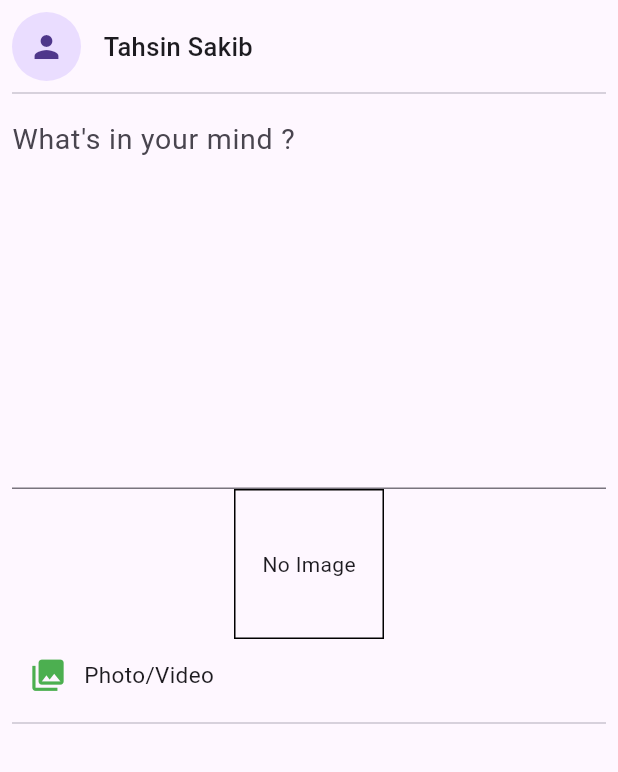
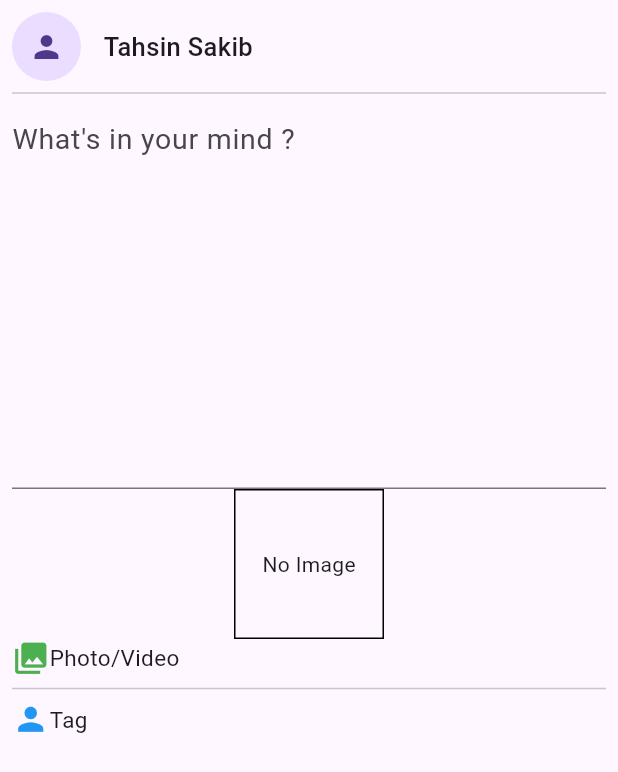
Before and after one commit to ZIT-Flutter/Social_Media_App, a Flutter app: the NewPostContainer widget shown alone on an empty page, opened directly, on a phone screen of 412 x 824 dp. Shown: the top 772 px of the screen. Run offline on Flutter 3.47's test engine with Material 3 defaults, Android fonts, the phone set to English and light mode, and no system bars; our stand-ins replace cached_network_image, cloud_firestore, firebase_core, image_picker, material_design_icons_flutter; accounts and stored records are empty; network calls fail.

Commit message:
Class 8 Update

```diff
--- a/Class_8/lib/homepage.dart
+++ b/Class_8/lib/homepage.dart
@@ -10,6 +10,7 @@ import 'models/post_model.dart';
 import 'widgets/circle_button.dart';
 import 'widgets/create_post_container.dart';
 import 'widgets/post_container.dart';
+// ignore: unused_import
 import 'widgets/rooms.dart';
 
 class HomePage extends StatefulWidget {
--- a/Class_8/lib/widgets/create_post_container.dart
+++ b/Class_8/lib/widgets/create_post_container.dart
@@ -1,5 +1,5 @@
 import 'package:flutter/material.dart';
-import 'package:social_media_app/widgets/new_post_container.dart';
+import 'package:social_media_app/widgets/new_post/new_post_container.dart';
 
 import '../models/user_model.dart';
 import 'profile_avatar.dart';
--- a/Class_8/lib/widgets/new_post_container.dart
+++ b/Class_8/lib/widgets/new_post/new_post_container.dart
@@ -1,6 +1,8 @@
 import 'dart:io';
 
 import 'package:flutter/material.dart';
+import 'package:image_picker/image_picker.dart';
+import 'package:social_media_app/widgets/new_post/post_card.dart';
 
 class NewPostContainer extends StatefulWidget {
   const NewPostContainer({super.key});
@@ -70,31 +72,39 @@ class _NewPostContainerState extends State<NewPostContainer> {
                               fit: BoxFit.cover)
                           : null),
                   child: imagefile == null
-                      ? const Center(child: Text('No Image'))
+                      ? const Center(
+                          child: Text('No Image'),
+                        )
                       : null,
                 ),
-                const card(
-                    icontitle: "Photo/Video",
-                    selectephoto: Icons.photo_library,
-                    iconcolor: Colors.green),
+                PostCard(
+                  icontitle: "Photo/Video",
+                  selectephoto: Icons.photo_library,
+                  iconcolor: Colors.green,
+                  onClick: () async {
+                    imagefile = await pickImage();
+
+                    setState(() {});
+                  },
+                ),
                 const Divider(),
-                const card(
-                    icontitle: "Photo/Video",
+                const PostCard(
+                    icontitle: "Tag",
                     selectephoto: Icons.person,
                     iconcolor: Colors.blue),
                 const Divider(),
-                const card(
-                    icontitle: "Photo/Video",
+                const PostCard(
+                    icontitle: "Location",
                     selectephoto: Icons.location_on,
                     iconcolor: Colors.red),
                 const Divider(),
-                const card(
-                    icontitle: "Photo/Video",
+                const PostCard(
+                    icontitle: "Feelings",
                     selectephoto: Icons.sentiment_satisfied,
                     iconcolor: Colors.amber),
                 const Divider(),
-                const card(
-                    icontitle: "Photo/Video",
+                const PostCard(
+                    icontitle: "Camera",
                     selectephoto: Icons.video_call,
                     iconcolor: Color.fromARGB(255, 250, 52, 38)),
                 const Divider(),
@@ -110,35 +120,15 @@ class _NewPostContainerState extends State<NewPostContainer> {
       ),
     );
   }
-}
 
-class card extends StatelessWidget {
-  final IconData selectephoto;
-  final String icontitle;
-  final Color iconcolor;
-  const card({
-    super.key,
-    required this.icontitle,
-    required this.selectephoto,
-    required this.iconcolor,
-  });
+  Future<File?> pickImage() async {
+    // final picker = ImagePicker();
 
-  @override
-  Widget build(BuildContext context) {
-    return Row(
-      children: [
-        IconButton(
-            onPressed: () {},
-            icon: Icon(
-              selectephoto,
-              color: iconcolor,
-              size: 25,
-            )),
-        Text(
-          icontitle,
-          style: const TextStyle(fontSize: 15),
-        ),
-      ],
-    );
+    final pickedImage =
+        await ImagePicker().pickImage(source: ImageSource.gallery);
+    if (pickedImage != null) {
+      return File(pickedImage.path);
+    }
+    return null;
   }
 }
--- /dev/null
+++ b/Class_8/lib/widgets/new_post/post_card.dart
@@ -0,0 +1,35 @@
+import 'package:flutter/material.dart';
+
+class PostCard extends StatelessWidget {
+  final IconData selectephoto;
+  final String icontitle;
+  final Color iconcolor;
+  final VoidCallback? onClick;
+
+  const PostCard(
+      {super.key,
+      required this.icontitle,
+      required this.selectephoto,
+      required this.iconcolor,
+      this.onClick});
+
+  @override
+  Widget build(BuildContext context) {
+    return InkWell(
+      onTap: onClick,
+      child: Row(
+        children: [
+          Icon(
+            selectephoto,
+            color: iconcolor,
+            size: 25,
+          ),
+          Text(
+            icontitle,
+            style: const TextStyle(fontSize: 15),
+          ),
+        ],
+      ),
+    );
+  }
+}
--- a/Class_8/pubspec.yaml
+++ b/Class_8/pubspec.yaml
@@ -39,6 +39,7 @@ dependencies:
   cached_network_image: ^3.3.0
   firebase_core: ^2.24.2
   cloud_firestore: ^4.13.6
+  image_picker: ^1.0.7
 
 dev_dependencies:
   flutter_test:
```
Also changed, not shown: Class_8/pubspec.lock, 5 other files.
